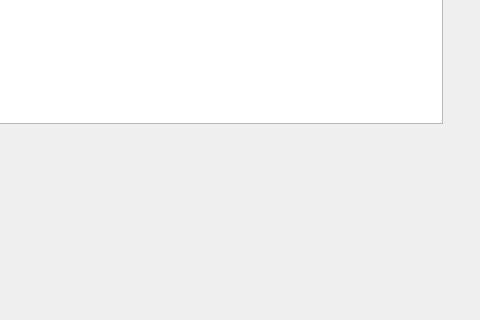
Above: Library-Management-System/editbook.ui from danisensei/Library-Management-System before the change; both pictures show x 318 to 798 and y 277 to 597 of the 798 by 597 pixel window. Below: the same form after it.
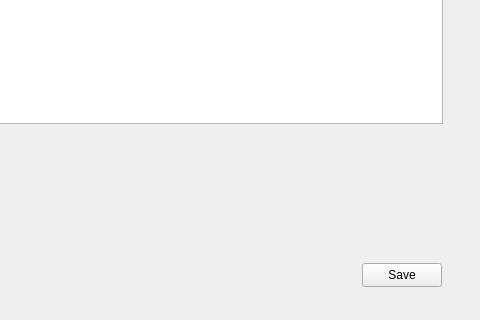
That is the form after the change.

Patch:
```diff
--- a/Library-Management-System/editbook.ui
+++ b/Library-Management-System/editbook.ui
@@ -36,6 +36,19 @@
     </rect>
    </property>
   </widget>
+  <widget class="QPushButton" name="savebutton">
+   <property name="geometry">
+    <rect>
+     <x>680</x>
+     <y>540</y>
+     <width>80</width>
+     <height>24</height>
+    </rect>
+   </property>
+   <property name="text">
+    <string>Save</string>
+   </property>
+  </widget>
  </widget>
  <resources/>
  <connections/>
```
Lines whose indentation alone changed are shown as unchanged.
